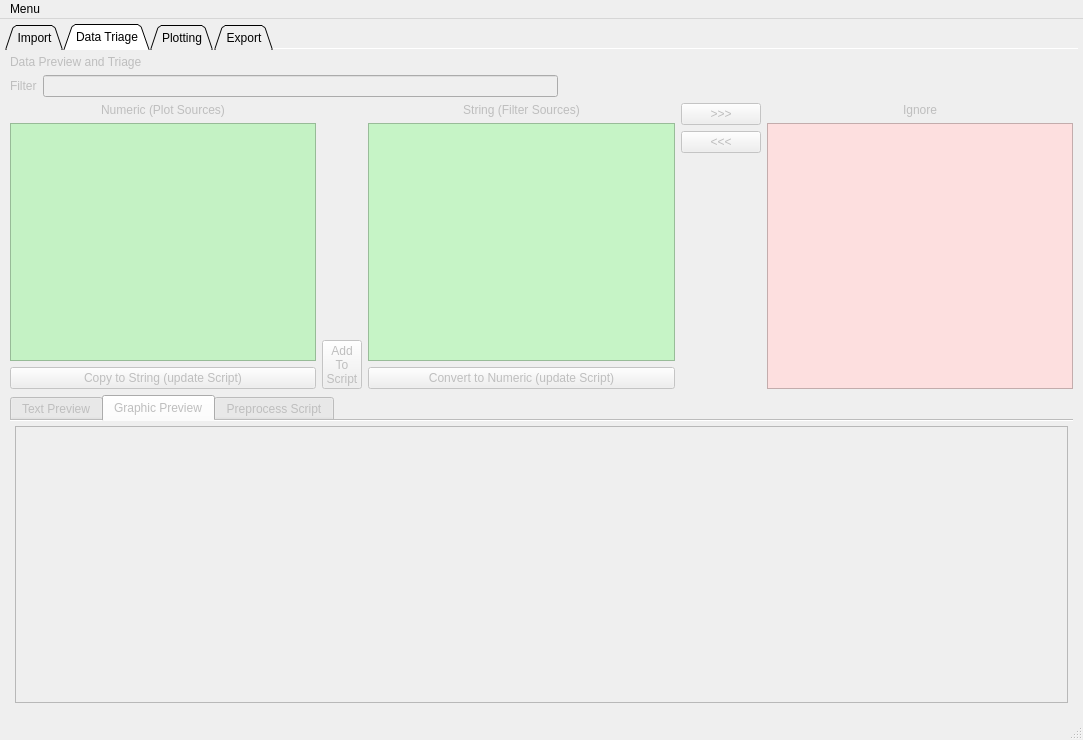
Old version of the form form.ui in the repository kevinanewman/colliderscope2024.
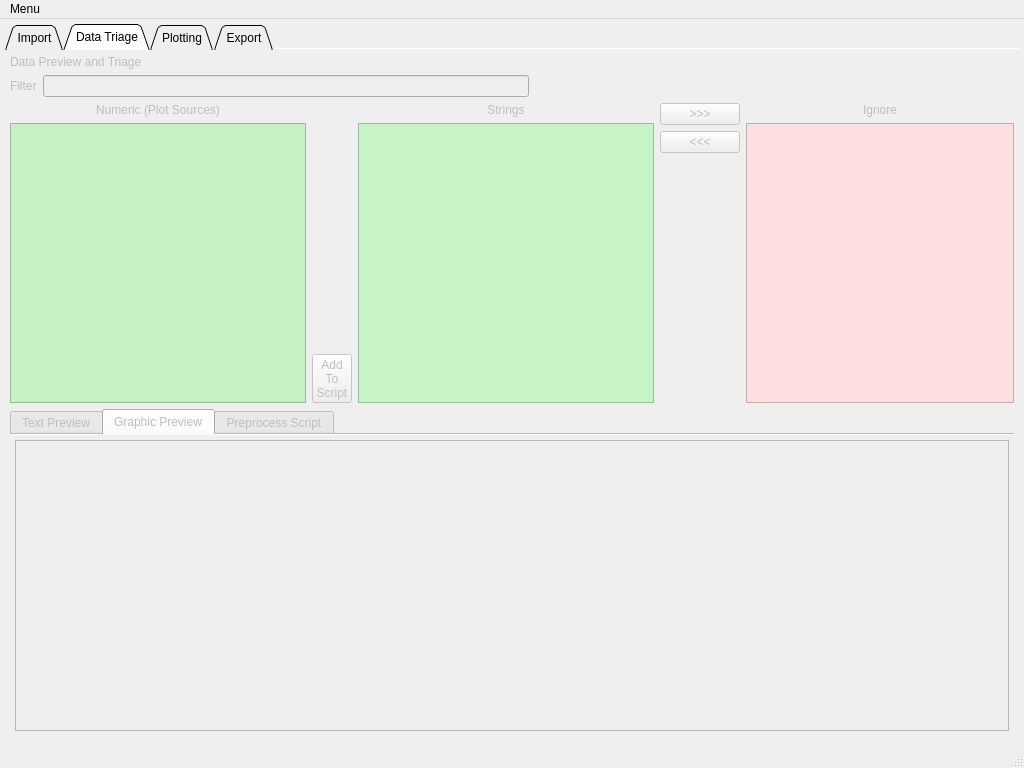
New version of the form. The open tabs and pages were chosen to show the change. Icons and pictures are not drawn. Custom widgets are drawn as their Qt base class.

Commit message: clear prior plots (if any) during import add methods to force showing particular previews when double-clicking in the triage list widgets addn code to update triage lists after running triage script

```diff
--- a/form.ui
+++ b/form.ui
@@ -6,15 +6,21 @@
    <rect>
     <x>0</x>
     <y>0</y>
-    <width>1083</width>
-    <height>740</height>
+    <width>1024</width>
+    <height>768</height>
    </rect>
   </property>
   <property name="windowTitle">
    <string>ColliderScopeUI</string>
   </property>
+  <property name="documentMode">
+   <bool>true</bool>
+  </property>
   <property name="tabShape">
-   <enum>QTabWidget::Rounded</enum>
+   <enum>QTabWidget::Triangular</enum>
+  </property>
+  <property name="unifiedTitleAndToolBarOnMac">
+   <bool>false</bool>
   </property>
   <widget class="QWidget" name="centralwidget">
    <property name="sizePolicy">
@@ -726,25 +732,6 @@
                 </property>
                </widget>
               </item>
-              <item>
-               <widget class="QPushButton" name="copytostring_pushButton">
-                <property name="sizePolicy">
-                 <sizepolicy hsizetype="Minimum" vsizetype="Fixed">
-                  <horstretch>0</horstretch>
-                  <verstretch>0</verstretch>
-                 </sizepolicy>
-                </property>
-                <property name="text">
-                 <string>Copy to String (update Script)</string>
-                </property>
-                <property name="autoDefault">
-                 <bool>false</bool>
-                </property>
-                <property name="flat">
-                 <bool>false</bool>
-                </property>
-               </widget>
-              </item>
              </layout>
             </item>
             <item>
@@ -803,7 +790,7 @@
               <item>
                <widget class="QLabel" name="label_string">
                 <property name="text">
-                 <string>String (Filter Sources)</string>
+                 <string>Strings</string>
                 </property>
                 <property name="alignment">
                  <set>Qt::AlignCenter</set>
@@ -1045,13 +1032,6 @@
                 </property>
                </widget>
               </item>
-              <item>
-               <widget class="QPushButton" name="convertonumeric_pushButton">
-                <property name="text">
-                 <string>Convert to Numeric (update Script)</string>
-                </property>
-               </widget>
-              </item>
              </layout>
             </item>
             <item>
@@ -1393,7 +1373,7 @@
     <rect>
      <x>0</x>
      <y>0</y>
-     <width>1083</width>
+     <width>1024</width>
      <height>24</height>
     </rect>
    </property>
```
Left out of the diff: 48 changed lines with no effect on the pictures. The commit also changes 3 other files.
